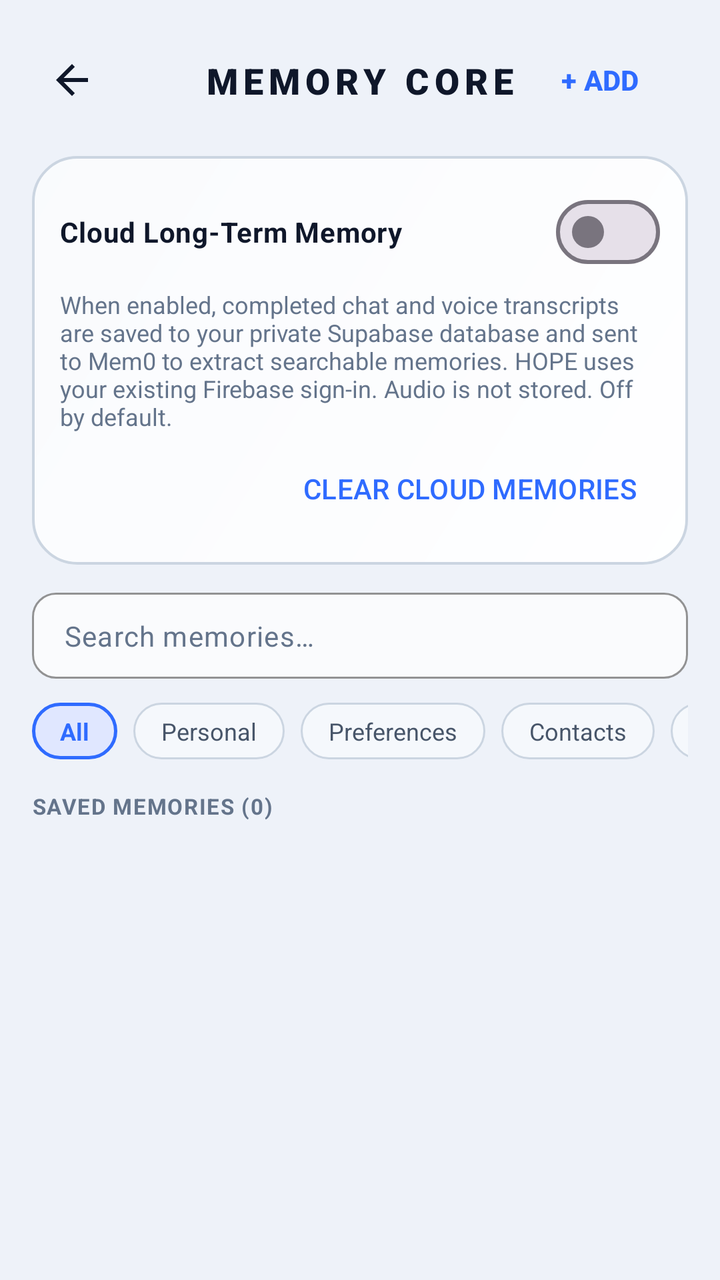
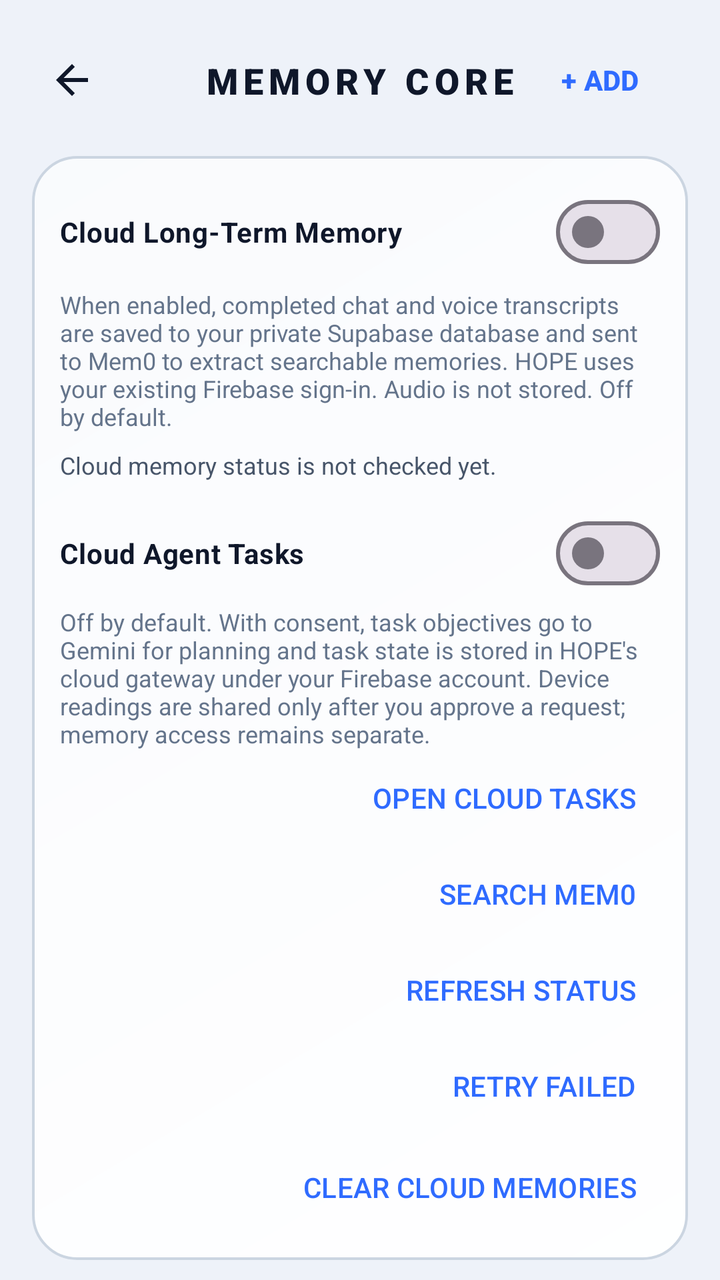

Before-and-after screenshots of an Android layout around one commit, followed by the original layout XML and the change that was made.
<!-- AndroidManifest.xml: application theme Theme.JarvisAssistant -->
<!-- res/layout/activity_memory.xml -->
<?xml version="1.0" encoding="utf-8"?>
<LinearLayout xmlns:android="http://schemas.android.com/apk/res/android"
    xmlns:app="http://schemas.android.com/apk/res-auto"
    xmlns:tools="http://schemas.android.com/tools"
    android:layout_width="match_parent"
    android:layout_height="match_parent"
    android:background="?attr/themeBg"
    android:orientation="vertical">

    
    <androidx.constraintlayout.widget.ConstraintLayout
        android:layout_width="match_parent"
        android:layout_height="wrap_content"
        android:paddingStart="16dp"
        android:paddingEnd="16dp"
        android:paddingTop="16dp"
        android:paddingBottom="14dp">

        <ImageButton
            android:id="@+id/btnBack"
            android:layout_width="40dp"
            android:layout_height="40dp"
            android:background="?attr/selectableItemBackgroundBorderless"
            android:src="@drawable/ic_back"
            android:contentDescription="@string/desc_back"
            app:tint="?attr/themeTextPrimary"
            app:layout_constraintStart_toStartOf="parent"
            app:layout_constraintTop_toTopOf="parent"
            app:layout_constraintBottom_toBottomOf="parent" />

        <TextView
            android:layout_width="wrap_content"
            android:layout_height="wrap_content"
            android:text="@string/memory_title"
            android:textColor="?attr/themeTextPrimary"
            android:textSize="18sp"
            android:textStyle="bold"
            android:fontFamily="sans-serif-black"
            android:letterSpacing="0.15"
            app:layout_constraintStart_toStartOf="parent"
            app:layout_constraintEnd_toEndOf="parent"
            app:layout_constraintTop_toTopOf="parent"
            app:layout_constraintBottom_toBottomOf="parent" />

        <Button
            android:id="@+id/btnAddMemory"
            style="@style/Widget.Material3.Button.TextButton"
            android:layout_width="wrap_content"
            android:layout_height="wrap_content"
            android:text="+ ADD"
            android:textColor="?attr/themeAccent"
            android:textStyle="bold"
            app:layout_constraintEnd_toEndOf="parent"
            app:layout_constraintTop_toTopOf="parent"
            app:layout_constraintBottom_toBottomOf="parent" />
    </androidx.constraintlayout.widget.ConstraintLayout>

    <LinearLayout
        android:layout_width="match_parent"
        android:layout_height="match_parent"
        android:orientation="vertical"
        android:paddingHorizontal="16dp">

        <LinearLayout
            android:layout_width="match_parent"
            android:layout_height="wrap_content"
            android:layout_marginBottom="10dp"
            android:background="@drawable/bg_jarvis_card"
            android:orientation="vertical"
            android:padding="14dp">

            <com.google.android.material.materialswitch.MaterialSwitch
                android:id="@+id/switchCloudMemory"
                android:layout_width="match_parent"
                android:layout_height="wrap_content"
                android:text="Cloud Long-Term Memory"
                android:textColor="?attr/themeTextPrimary"
                android:textStyle="bold" />

            <TextView
                android:layout_width="match_parent"
                android:layout_height="wrap_content"
                android:layout_marginTop="4dp"
                android:text="When enabled, completed chat and voice transcripts are saved to your private Supabase database and sent to Mem0 to extract searchable memories. HOPE uses your existing Firebase sign-in. Audio is not stored. Off by default."
                android:textColor="?attr/themeTextMuted"
                android:textSize="12sp" />

            <Button
                android:id="@+id/btnClearCloudMemory"
                style="@style/Widget.Material3.Button.TextButton"
                android:layout_width="wrap_content"
                android:layout_height="wrap_content"
                android:layout_gravity="end"
                android:layout_marginTop="4dp"
                android:text="CLEAR CLOUD MEMORIES"
                android:textColor="?attr/themeAccent" />
        </LinearLayout>

        
        <com.google.android.material.textfield.TextInputLayout
            android:id="@+id/tilSearch"
            style="@style/Widget.Material3.TextInputLayout.OutlinedBox"
            android:layout_width="match_parent"
            android:layout_height="wrap_content"
            android:layout_marginTop="4dp"
            app:boxBackgroundColor="?attr/themeInputBg"
            app:boxStrokeColor="?attr/themeAccent"
            app:boxCornerRadiusTopStart="12dp"
            app:boxCornerRadiusTopEnd="12dp"
            app:boxCornerRadiusBottomStart="12dp"
            app:boxCornerRadiusBottomEnd="12dp"
            app:hintEnabled="false">

            <com.google.android.material.textfield.TextInputEditText
                android:id="@+id/etSearch"
                android:layout_width="match_parent"
                android:layout_height="wrap_content"
                android:hint="@string/search_memories"
                android:textColor="?attr/themeTextPrimary"
                android:textColorHint="?attr/themeTextMuted"
                android:singleLine="true"
                android:paddingVertical="12dp"
                android:textSize="14sp" />
        </com.google.android.material.textfield.TextInputLayout>

        
        <HorizontalScrollView
            android:layout_width="match_parent"
            android:layout_height="wrap_content"
            android:layout_marginTop="12dp"
            android:scrollbars="none">

            <LinearLayout
                android:id="@+id/layoutCategories"
                android:layout_width="wrap_content"
                android:layout_height="wrap_content"
                android:orientation="horizontal">

                <TextView
                    android:id="@+id/chipCategoryAll"
                    android:layout_width="wrap_content"
                    android:layout_height="wrap_content"
                    android:background="@drawable/bg_chip_selected"
                    android:paddingHorizontal="14dp"
                    android:paddingVertical="6dp"
                    android:text="@string/category_all"
                    android:textColor="?attr/themeAccent"
                    android:textSize="12sp"
                    android:textStyle="bold" />

                <TextView
                    android:id="@+id/chipCategoryPersonal"
                    android:layout_width="wrap_content"
                    android:layout_height="wrap_content"
                    android:layout_marginStart="8dp"
                    android:background="@drawable/bg_chip_unselected"
                    android:paddingHorizontal="14dp"
                    android:paddingVertical="6dp"
                    android:text="@string/category_personal"
                    android:textColor="?attr/themeTextSecondary"
                    android:textSize="12sp" />

                <TextView
                    android:id="@+id/chipCategoryPreferences"
                    android:layout_width="wrap_content"
                    android:layout_height="wrap_content"
                    android:layout_marginStart="8dp"
                    android:background="@drawable/bg_chip_unselected"
                    android:paddingHorizontal="14dp"
                    android:paddingVertical="6dp"
                    android:text="@string/category_preferences"
                    android:textColor="?attr/themeTextSecondary"
                    android:textSize="12sp" />

                <TextView
                    android:id="@+id/chipCategoryContacts"
                    android:layout_width="wrap_content"
                    android:layout_height="wrap_content"
                    android:layout_marginStart="8dp"
                    android:background="@drawable/bg_chip_unselected"
                    android:paddingHorizontal="14dp"
                    android:paddingVertical="6dp"
                    android:text="@string/category_contacts"
                    android:textColor="?attr/themeTextSecondary"
                    android:textSize="12sp" />

                <TextView
                    android:id="@+id/chipCategoryRoutines"
                    android:layout_width="wrap_content"
                    android:layout_height="wrap_content"
                    android:layout_marginStart="8dp"
                    android:background="@drawable/bg_chip_unselected"
                    android:paddingHorizontal="14dp"
                    android:paddingVertical="6dp"
                    android:text="@string/category_routines"
                    android:textColor="?attr/themeTextSecondary"
                    android:textSize="12sp" />

                <TextView
                    android:id="@+id/chipCategoryNotes"
                    android:layout_width="wrap_content"
                    android:layout_height="wrap_content"
                    android:layout_marginStart="8dp"
                    android:background="@drawable/bg_chip_unselected"
                    android:paddingHorizontal="14dp"
                    android:paddingVertical="6dp"
                    android:text="@string/category_notes"
                    android:textColor="?attr/themeTextSecondary"
                    android:textSize="12sp" />
            </LinearLayout>
        </HorizontalScrollView>

        
        <TextView
            android:id="@+id/tvMemoryCount"
            android:layout_width="wrap_content"
            android:layout_height="wrap_content"
            android:layout_marginTop="16dp"
            android:layout_marginBottom="8dp"
            android:text="SAVED MEMORIES (0)"
            android:textColor="?attr/themeTextMuted"
            android:textSize="11sp"
            android:letterSpacing="0.05"
            android:textStyle="bold" />

        
        <FrameLayout
            android:layout_width="match_parent"
            android:layout_height="match_parent">

            <androidx.recyclerview.widget.RecyclerView
                android:id="@+id/rvMemories"
                android:layout_width="match_parent"
                android:layout_height="match_parent"
                android:clipToPadding="false"
                android:paddingBottom="24dp"
                tools:listitem="@layout/item_memory" />

            <TextView
                android:id="@+id/tvNoMemories"
                android:layout_width="wrap_content"
                android:layout_height="wrap_content"
                android:layout_gravity="center"
                android:text="@string/no_memories"
                android:textColor="?attr/themeTextMuted"
                android:textSize="14sp"
                android:visibility="gone" />
        </FrameLayout>
    </LinearLayout>

</LinearLayout>
<!-- res/layout/item_memory.xml (included above) -->
<?xml version="1.0" encoding="utf-8"?>
<LinearLayout xmlns:android="http://schemas.android.com/apk/res/android"
    xmlns:app="http://schemas.android.com/apk/res-auto"
    android:layout_width="match_parent"
    android:layout_height="wrap_content"
    android:layout_marginBottom="12dp"
    android:background="@drawable/bg_card_futuristic"
    android:orientation="vertical"
    android:padding="16dp">

    
    <LinearLayout
        android:layout_width="match_parent"
        android:layout_height="wrap_content"
        android:gravity="center_vertical"
        android:orientation="horizontal">

        <TextView
            android:id="@+id/tvMemoryCategory"
            android:layout_width="wrap_content"
            android:layout_height="wrap_content"
            android:background="@drawable/bg_badge_action"
            android:paddingHorizontal="10dp"
            android:paddingVertical="4dp"
            android:text="PREFERENCES"
            android:textColor="?attr/themeAccent"
            android:textSize="10sp"
            android:textStyle="bold"
            android:letterSpacing="0.05" />

        <TextView
            android:id="@+id/tvMemoryDate"
            android:layout_width="0dp"
            android:layout_height="wrap_content"
            android:layout_marginStart="10dp"
            android:layout_weight="1"
            android:text="Sep 12, 2026 • 15:30"
            android:textColor="?attr/themeTextMuted"
            android:textSize="11sp" />

        <ImageButton
            android:id="@+id/btnEditMemory"
            android:layout_width="32dp"
            android:layout_height="32dp"
            android:background="?attr/selectableItemBackgroundBorderless"
            android:src="@drawable/ic_edit"
            app:tint="?attr/themeTextSecondary"
            android:contentDescription="Edit" />

        <ImageButton
            android:id="@+id/btnDeleteMemory"
            android:layout_width="32dp"
            android:layout_height="32dp"
            android:layout_marginStart="4dp"
            android:background="?attr/selectableItemBackgroundBorderless"
            android:src="@drawable/ic_delete"
            app:tint="@color/status_red"
            android:contentDescription="Delete" />
    </LinearLayout>

    
    <TextView
        android:id="@+id/tvMemoryFact"
        android:layout_width="match_parent"
        android:layout_height="wrap_content"
        android:layout_marginTop="10dp"
        android:text="Favorite song is Believer."
        android:textColor="?attr/themeTextPrimary"
        android:textSize="14sp"
        android:lineSpacingExtra="3dp" />

</LinearLayout>
<!-- resources referenced by this layout -->
<resources>
  <color name="status_red">#EF4444</color>
  <!-- drawable bg_badge_action (drawable) -->
  <?xml version="1.0" encoding="utf-8"?>
  <shape xmlns:android="http://schemas.android.com/apk/res/android"
      android:shape="rectangle">
      <solid android:color="?attr/themeAccentLight" />
      <corners android:radius="8dp" />
      <stroke
          android:width="1dp"
          android:color="?attr/themeAccent" />
  </shape>
  <!-- drawable bg_card_futuristic (drawable) -->
  <?xml version="1.0" encoding="utf-8"?>
  <shape xmlns:android="http://schemas.android.com/apk/res/android"
      android:shape="rectangle">
      <solid android:color="?attr/themeCardBg" />
      <stroke
          android:width="1dp"
          android:color="?attr/themeCardBorder" />
      <corners android:radius="14dp" />
  </shape>
  <!-- drawable bg_chip_selected (drawable) -->
  <?xml version="1.0" encoding="utf-8"?>
  <shape xmlns:android="http://schemas.android.com/apk/res/android"
      android:shape="rectangle">
      <solid android:color="?attr/themeAccentLight" />
      <stroke
          android:width="1.5dp"
          android:color="?attr/themeAccent" />
      <corners android:radius="20dp" />
  </shape>
  <!-- drawable bg_chip_unselected (drawable) -->
  <?xml version="1.0" encoding="utf-8"?>
  <shape xmlns:android="http://schemas.android.com/apk/res/android"
      android:shape="rectangle">
      <solid android:color="?attr/themeChipBg" />
      <stroke
          android:width="1dp"
          android:color="?attr/themeCardBorder" />
      <corners android:radius="20dp" />
  </shape>
  <!-- drawable ic_back (drawable) -->
  <vector xmlns:android="http://schemas.android.com/apk/res/android"
      android:width="24dp"
      android:height="24dp"
      android:viewportWidth="24"
      android:viewportHeight="24">
    <path
        android:fillColor="#F4F4F6"
        android:pathData="M20,11H7.83l5.59,-5.59L12,4l-8,8 8,8 1.41,-1.41L7.83,13H20v-2z"/>
  </vector>
  <!-- drawable ic_delete (drawable) -->
  <vector xmlns:android="http://schemas.android.com/apk/res/android"
      android:width="24dp"
      android:height="24dp"
      android:viewportWidth="24"
      android:viewportHeight="24">
    <path
        android:fillColor="#FF1744"
        android:pathData="M6,19c0,1.1 0.9,2 2,2h8c1.1,0 2,-0.9 2,-2V7H6v12zM19,4h-3.5l-1,-1h-5l-1,1H5v2h14V4z"/>
  </vector>
  <string name="category_all">All</string>
  <string name="category_contacts">Contacts</string>
  <string name="category_notes">Notes</string>
  <string name="category_personal">Personal</string>
  <string name="category_preferences">Preferences</string>
  <string name="category_routines">Routines</string>
  <string name="desc_back">Back</string>
  <string name="memory_title">MEMORY CORE</string>
  <string name="no_memories">No memories recorded yet.</string>
  <string name="search_memories">Search memories…</string>
  <style name="Theme.JarvisAssistant" parent="Theme.JarvisAssistant.Light" />
  <color name="hope_text_muted">#64748B</color>
  <!-- drawable bg_liquid_glow_light_2 (drawable) -->
  <?xml version="1.0" encoding="utf-8"?>
  <shape xmlns:android="http://schemas.android.com/apk/res/android"
      android:shape="oval">
      <gradient
          android:type="radial"
          android:gradientRadius="130dp"
          android:startColor="#208B5CF6"
          android:centerColor="#0D8B5CF6"
          android:endColor="#008B5CF6" />
  </shape>
  <!-- drawable bg_liquid_glow_light_3 (drawable) -->
  <?xml version="1.0" encoding="utf-8"?>
  <shape xmlns:android="http://schemas.android.com/apk/res/android"
      android:shape="oval">
      <gradient
          android:type="radial"
          android:gradientRadius="140dp"
          android:startColor="#1A06B6D4"
          android:centerColor="#0B06B6D4"
          android:endColor="#0006B6D4" />
  </shape>
  <!-- unchanged entries left out for length: 4 -->
</resources>

<!-- the commit's change to res/layout/activity_memory.xml (unified diff, before → after) -->
@@ -85,6 +85,72 @@
                 android:textColor="?attr/themeTextMuted"
                 android:textSize="12sp" />
 
+            <TextView
+                android:id="@+id/tvCloudMemoryStatus"
+                android:layout_width="match_parent"
+                android:layout_height="wrap_content"
+                android:layout_marginTop="8dp"
+                android:text="Cloud memory status is not checked yet."
+                android:textColor="?attr/themeTextSecondary"
+                android:textSize="12sp" />
+
+            <com.google.android.material.materialswitch.MaterialSwitch
+                android:id="@+id/switchCloudAgent"
+                android:layout_width="match_parent"
+                android:layout_height="wrap_content"
+                android:layout_marginTop="12dp"
+                android:text="Cloud Agent Tasks"
+                android:textColor="?attr/themeTextPrimary"
+                android:textStyle="bold" />
+
+            <TextView
+                android:layout_width="match_parent"
+                android:layout_height="wrap_content"
+                android:layout_marginTop="2dp"
+                android:text="Off by default. With consent, task objectives go to Gemini for planning and task state is stored in HOPE's cloud gateway under your Firebase account. Device readings are shared only after you approve a request; memory access remains separate."
+                android:textColor="?attr/themeTextMuted"
+                android:textSize="12sp" />
+
+            <Button
+                android:id="@+id/btnOpenCloudTasks"
+                style="@style/Widget.Material3.Button.TextButton"
+                android:layout_width="wrap_content"
+                android:layout_height="wrap_content"
+                android:layout_gravity="end"
+                android:text="OPEN CLOUD TASKS"
+                android:textColor="?attr/themeAccent" />
+
+            <LinearLayout
+                android:layout_width="match_parent"
+                android:layout_height="wrap_content"
+                android:gravity="end"
+                android:orientation="vertical">
+
+                <Button
+                    android:id="@+id/btnSearchCloudMemories"
+                    style="@style/Widget.Material3.Button.TextButton"
+                    android:layout_width="wrap_content"
+                    android:layout_height="wrap_content"
+                    android:text="SEARCH MEM0"
+                    android:textColor="?attr/themeAccent" />
+
+                <Button
+                    android:id="@+id/btnRefreshCloudMemoryStatus"
+                    style="@style/Widget.Material3.Button.TextButton"
+                    android:layout_width="wrap_content"
+                    android:layout_height="wrap_content"
+                    android:text="REFRESH STATUS"
+                    android:textColor="?attr/themeAccent" />
+
+                <Button
+                    android:id="@+id/btnRetryCloudMemory"
+                    style="@style/Widget.Material3.Button.TextButton"
+                    android:layout_width="wrap_content"
+                    android:layout_height="wrap_content"
+                    android:text="RETRY FAILED"
+                    android:textColor="?attr/themeAccent" />
+            </LinearLayout>
+
             <Button
                 android:id="@+id/btnClearCloudMemory"
                 style="@style/Widget.Material3.Button.TextButton"
